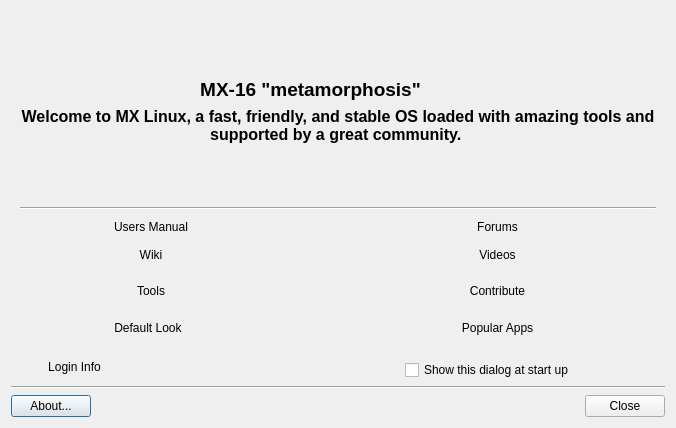
First picture: the form in mxwelcome.ui, repository MX-Linux/mx-welcome, before the edit.
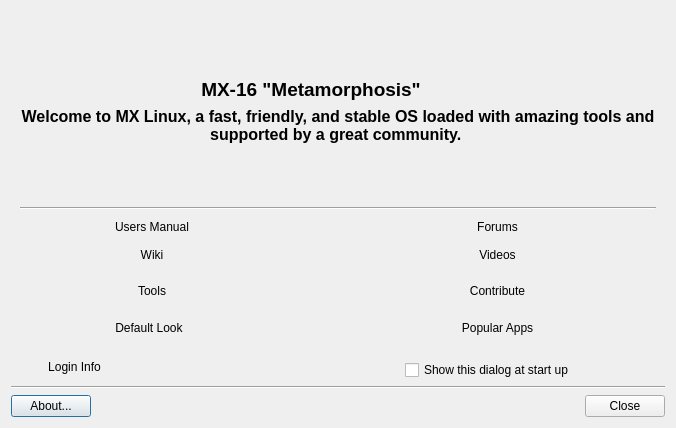
Second picture: the form after the edit. Icons and pictures are not drawn. Custom widgets are drawn as their Qt base class.

The edit to the form file:
```diff
--- a/mxwelcome.ui
+++ b/mxwelcome.ui
@@ -470,7 +470,7 @@
       <item row="1" column="3">
        <widget class="QLabel" name="labelTitle">
         <property name="text">
-         <string>&lt;html&gt;&lt;head/&gt;&lt;body&gt;&lt;p align=&quot;center&quot;&gt;&lt;span style=&quot; font-size:14pt; font-weight:600;&quot;&gt;MX-16 &amp;quot;metamorphosis&amp;quot;&lt;/span&gt;&lt;/p&gt;&lt;/body&gt;&lt;/html&gt;</string>
+         <string>&lt;html&gt;&lt;head/&gt;&lt;body&gt;&lt;p align=&quot;center&quot;&gt;&lt;span style=&quot; font-size:14pt; font-weight:600;&quot;&gt;MX-16 &amp;quot;Metamorphosis&amp;quot;&lt;/span&gt;&lt;/p&gt;&lt;/body&gt;&lt;/html&gt;</string>
         </property>
         <property name="alignment">
          <set>Qt::AlignCenter</set>
```
